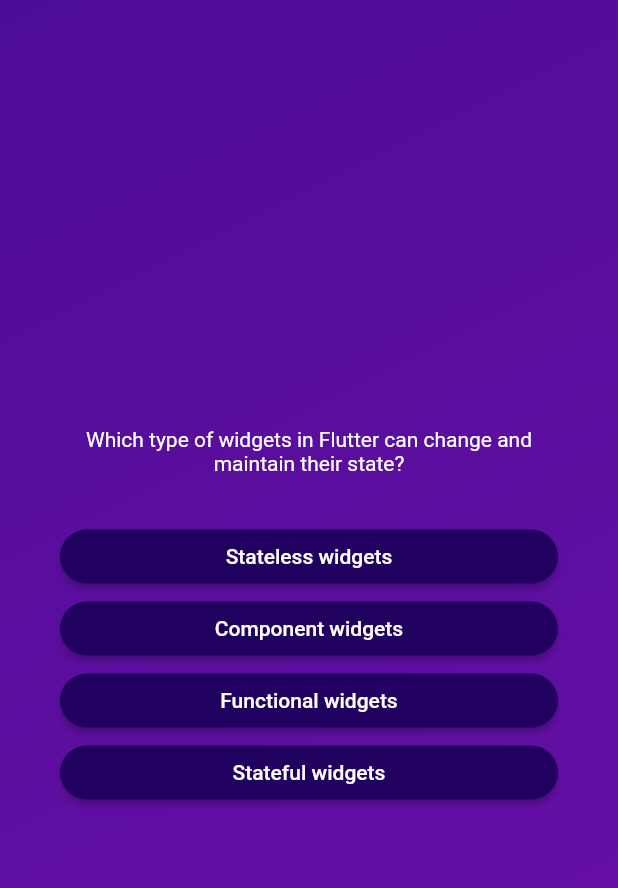
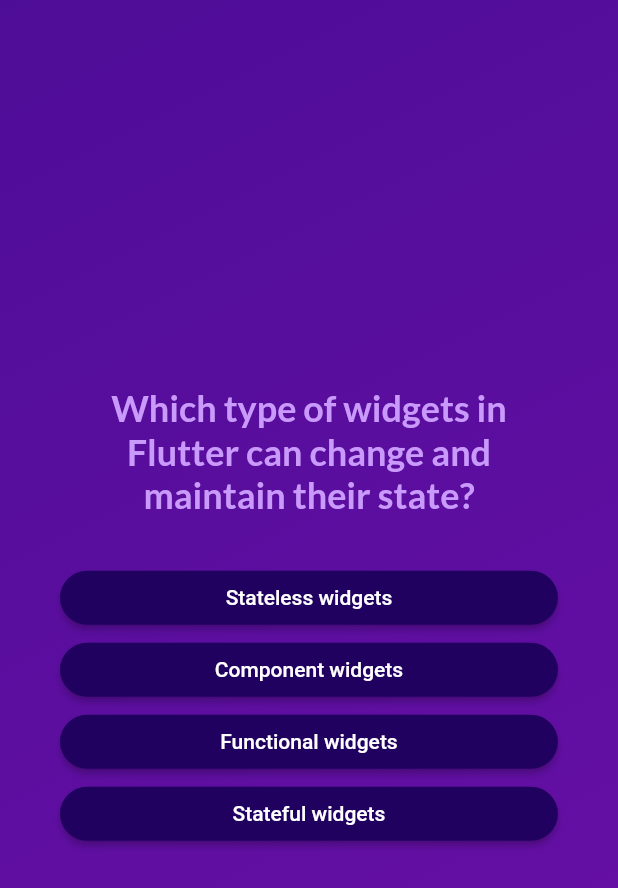
Before and after one commit to kisyam/flutter_QuizApp, a Flutter app: the screen it shows after launch, after a tap on "Start quiz", after a tap on "Components", on a phone screen of 412 x 824 dp. Shown: the top 888 px of the screen. Run offline on Flutter 3.47's test engine with Material 2 defaults, Android fonts, the phone set to English and light mode, and no system bars; our stand-ins replace google_fonts.

Commit message:
chooseAnswer

```diff
--- a/lib/answer_button.dart
+++ b/lib/answer_button.dart
@@ -24,7 +24,10 @@ class AnswerButton extends StatelessWidget {
           shape: RoundedRectangleBorder(
             borderRadius: BorderRadius.circular(40),
           )),
-      child: Text(answerText),
+      child: Text(
+        answerText,
+        textAlign: TextAlign.center,
+      ),
     );
   }
 }
--- a/lib/questions_screen.dart
+++ b/lib/questions_screen.dart
@@ -1,9 +1,15 @@
 import 'package:adv_basics/answer_button.dart';
 import 'package:adv_basics/data/questions.dart';
 import 'package:flutter/material.dart';
+import 'package:google_fonts/google_fonts.dart';
 
 class QuestionsScreen extends StatefulWidget {
-  const QuestionsScreen({super.key});
+  const QuestionsScreen({
+    super.key,
+    required this.onSelectAnswer,
+  });
+
+  final void Function(String answer) onSelectAnswer;
 
   @override
   State<QuestionsScreen> createState() => _QuestionsScreenState();
@@ -12,7 +18,8 @@ class QuestionsScreen extends StatefulWidget {
 class _QuestionsScreenState extends State<QuestionsScreen> {
   var currentQuestionIndex = 0;
 
-  void answerQuestion() {
+  void answerQuestion(String selectedAnswer) {
+    widget.onSelectAnswer(selectedAnswer);
     // currentQuestionIndex = currentQuestionIndex + 1;
     // currentQuestionIndex += 1;
     setState(() {
@@ -34,8 +41,10 @@ class _QuestionsScreenState extends State<QuestionsScreen> {
           children: [
             Text(
               currentQuestion.text,
-              style: const TextStyle(
-                color: Colors.white,
+              style: GoogleFonts.lato(
+                color: const Color.fromARGB(255, 201, 153, 251),
+                fontSize: 24,
+                fontWeight: FontWeight.bold,
               ),
               textAlign: TextAlign.center,
             ),
@@ -46,7 +55,9 @@ class _QuestionsScreenState extends State<QuestionsScreen> {
               (answer) {
                 return AnswerButton(
                   answerText: answer,
-                  onTap: answerQuestion,
+                  onTap: () {
+                    answerQuestion(answer);
+                  },
                 );
               },
             ),
--- a/lib/quiz.dart
+++ b/lib/quiz.dart
@@ -1,3 +1,4 @@
+import 'package:adv_basics/data/questions.dart';
 import 'package:adv_basics/questions_screen.dart';
 import 'package:adv_basics/start_screen.dart';
 import 'package:flutter/material.dart';
@@ -10,6 +11,7 @@ class Quiz extends StatefulWidget {
 }
 
 class _QuizState extends State<Quiz> {
+  List<String> selectedAnswers = [];
   Widget? activeScreen;
 
   @override
@@ -20,8 +22,21 @@ class _QuizState extends State<Quiz> {
 
   void switchScreen() {
     setState(() {
-      activeScreen = const QuestionsScreen();
+      activeScreen = QuestionsScreen(
+        onSelectAnswer: chooseAnswer,
+      );
     });
+  }
+
+  void chooseAnswer(String answer) {
+    selectedAnswers.add(answer);
+
+    if (selectedAnswers.length == questions.length) {
+      setState(() {
+        selectedAnswers = [];
+        activeScreen = StartScreen(switchScreen);
+      });
+    }
   }
 
   @override
--- a/lib/start_screen.dart
+++ b/lib/start_screen.dart
@@ -1,4 +1,5 @@
 import 'package:flutter/material.dart';
+import 'package:google_fonts/google_fonts.dart';
 
 class StartScreen extends StatelessWidget {
   const StartScreen(this.startQuiz, {super.key});
@@ -26,10 +27,10 @@ class StartScreen extends StatelessWidget {
           const SizedBox(
             height: 80,
           ),
-          const Text(
+          Text(
             'Learn Flutter the fun way!',
-            style: TextStyle(
-              color: Color.fromARGB(255, 237, 223, 252),
+            style: GoogleFonts.lato(
+              color: const Color.fromARGB(255, 237, 223, 252),
               fontSize: 24,
             ),
           ),
--- a/pubspec.yaml
+++ b/pubspec.yaml
@@ -34,6 +34,7 @@ dependencies:
     # The following adds the Cupertino Icons font to your application.
     # Use with the CupertinoIcons class for iOS style icons.
     cupertino_icons: ^1.0.2
+    google_fonts: ^5.1.0
 
 dev_dependencies:
     flutter_test:
```
Also changed, not shown: pubspec.lock, 8 other files.
